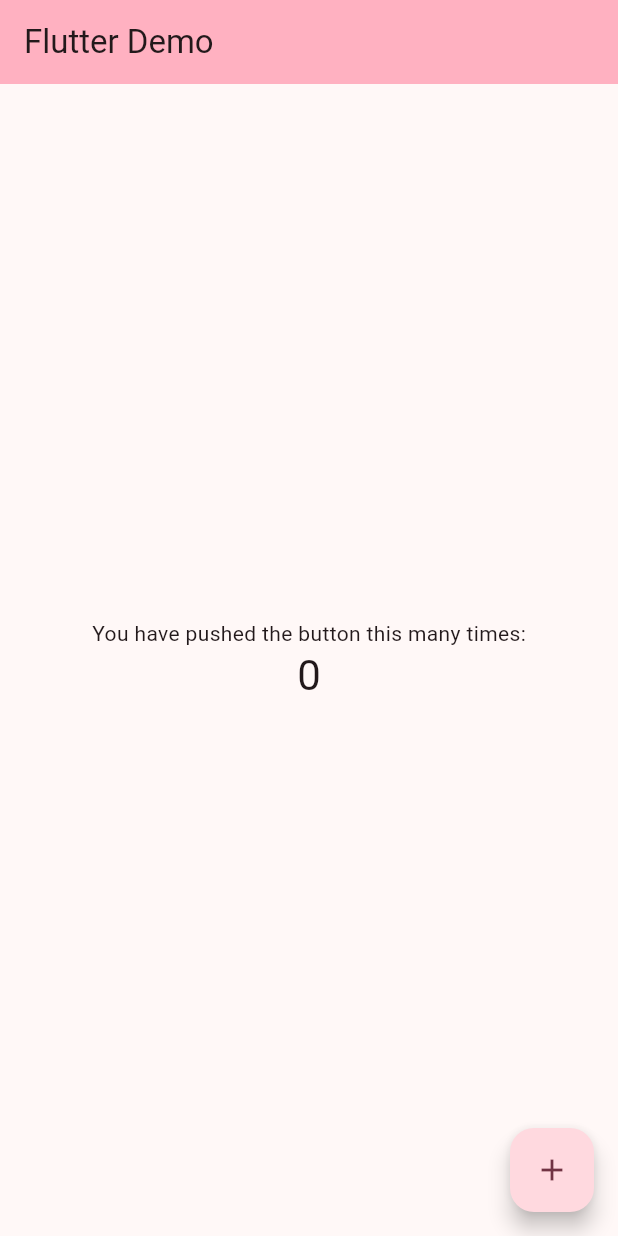
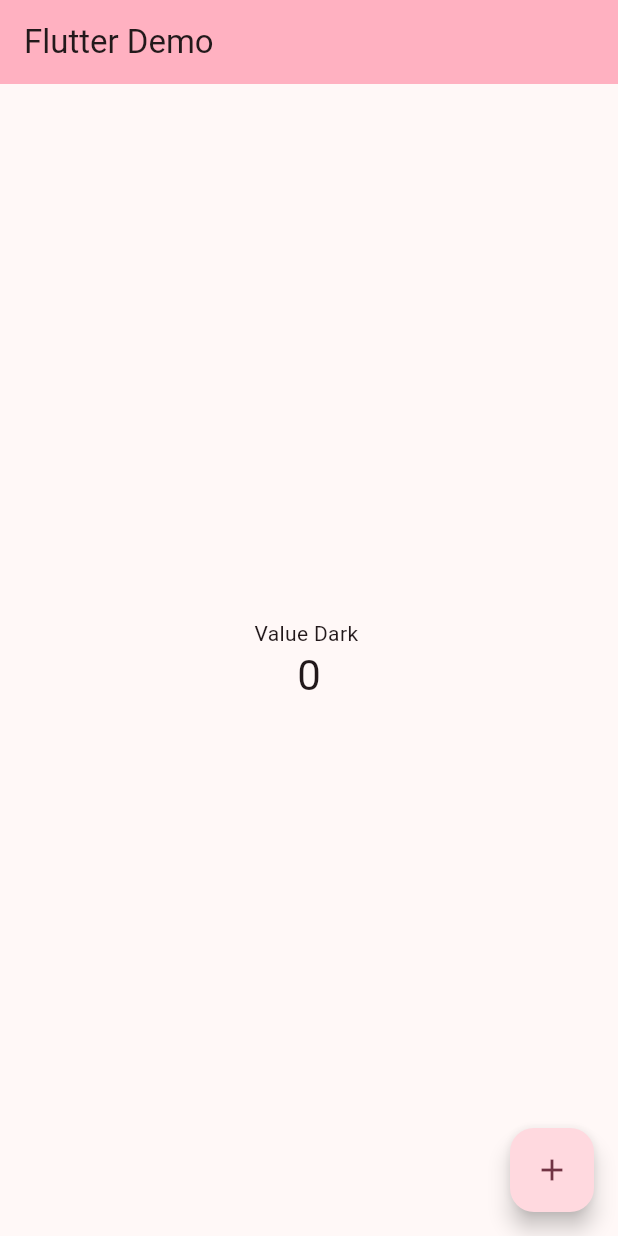
Before and after one commit to Thaidepzai0202/test_git_flow, a Flutter app: the screen it shows after launch, on a phone screen of 412 x 824 dp. Run offline on Flutter 3.47's test engine with Material 3 defaults, Android fonts, the phone set to English and light mode, and no system bars.

Commit message:
change value

```diff
--- a/lib/main.dart
+++ b/lib/main.dart
@@ -49,8 +49,8 @@ class _MyHomePageState extends State<MyHomePage> {
         child: Column(
           mainAxisAlignment: MainAxisAlignment.center,
           children: <Widget>[
-            const Text(
-              'You have pushed the button this many times:',
+             Text(
+              'Value Dark ',
             ),
             Text(
               '$_counter',
```
